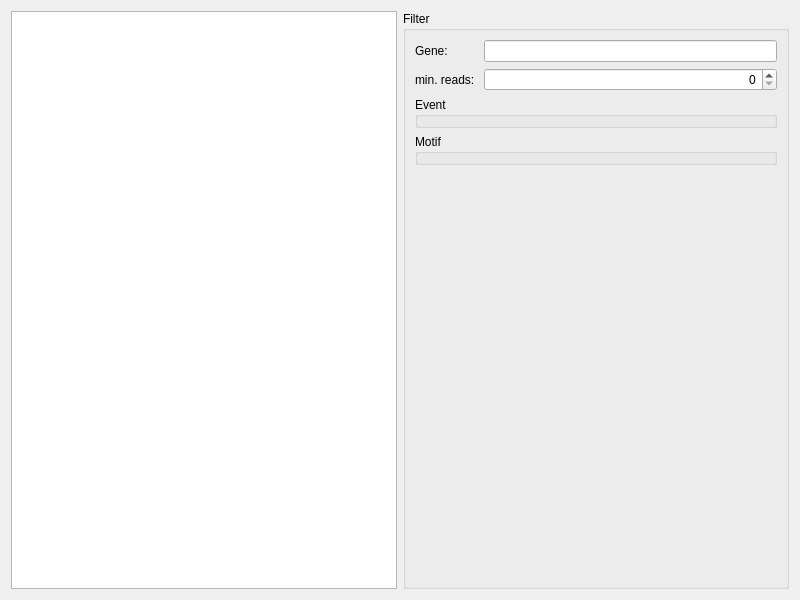
Old version of the form src/GSvar/SplicingWidget.ui in the repository imgag/ngs-bits.
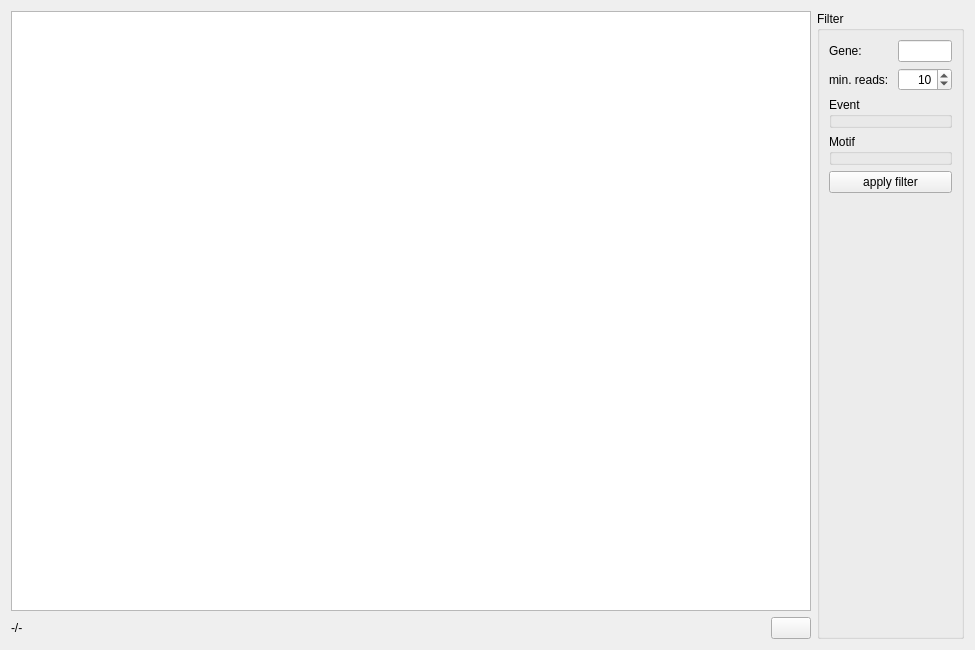
New version of the form. Icons and pictures are not drawn.

The edit to the form file:
```diff
--- a/src/GSvar/SplicingWidget.ui
+++ b/src/GSvar/SplicingWidget.ui
@@ -17,15 +17,60 @@
    <item>
     <layout class="QVBoxLayout" name="verticalLayout">
      <item>
-      <widget class="QTableWidget" name="tableWidget"/>
+      <widget class="QTableWidget" name="tw_splicing">
+       <property name="minimumSize">
+        <size>
+         <width>800</width>
+         <height>600</height>
+        </size>
+       </property>
+      </widget>
      </item>
      <item>
-      <layout class="QHBoxLayout" name="horizontalLayout_2"/>
+      <layout class="QHBoxLayout" name="horizontalLayout_2">
+       <item>
+        <widget class="QLabel" name="l_passFilter">
+         <property name="text">
+          <string>-/-</string>
+         </property>
+        </widget>
+       </item>
+       <item>
+        <spacer name="horizontalSpacer">
+         <property name="orientation">
+          <enum>Qt::Horizontal</enum>
+         </property>
+         <property name="sizeHint" stdset="0">
+          <size>
+           <width>40</width>
+           <height>20</height>
+          </size>
+         </property>
+        </spacer>
+       </item>
+       <item>
+        <widget class="QPushButton" name="b_copyTable">
+         <property name="text">
+          <string/>
+         </property>
+         <property name="icon">
+          <iconset resource="../cppGUI/resources.qrc">
+           <normaloff>:/Icons/Clipboard.png</normaloff>:/Icons/Clipboard.png</iconset>
+         </property>
+        </widget>
+       </item>
+      </layout>
      </item>
     </layout>
    </item>
    <item>
     <widget class="QGroupBox" name="groupBox">
+     <property name="maximumSize">
+      <size>
+       <width>350</width>
+       <height>16777215</height>
+      </size>
+     </property>
      <property name="title">
       <string>Filter</string>
      </property>
@@ -52,6 +97,12 @@
         <property name="alignment">
          <set>Qt::AlignRight|Qt::AlignTrailing|Qt::AlignVCenter</set>
         </property>
+        <property name="maximum">
+         <number>9999</number>
+        </property>
+        <property name="value">
+         <number>10</number>
+        </property>
        </widget>
       </item>
       <item row="2" column="0" colspan="2">
@@ -68,6 +119,13 @@
         </property>
        </widget>
       </item>
+      <item row="4" column="0" colspan="2">
+       <widget class="QPushButton" name="b_applyFilter">
+        <property name="text">
+         <string>apply filter</string>
+        </property>
+       </widget>
+      </item>
      </layout>
     </widget>
    </item>
```
Left out of the diff: 12 changed lines with no effect on the pictures.
